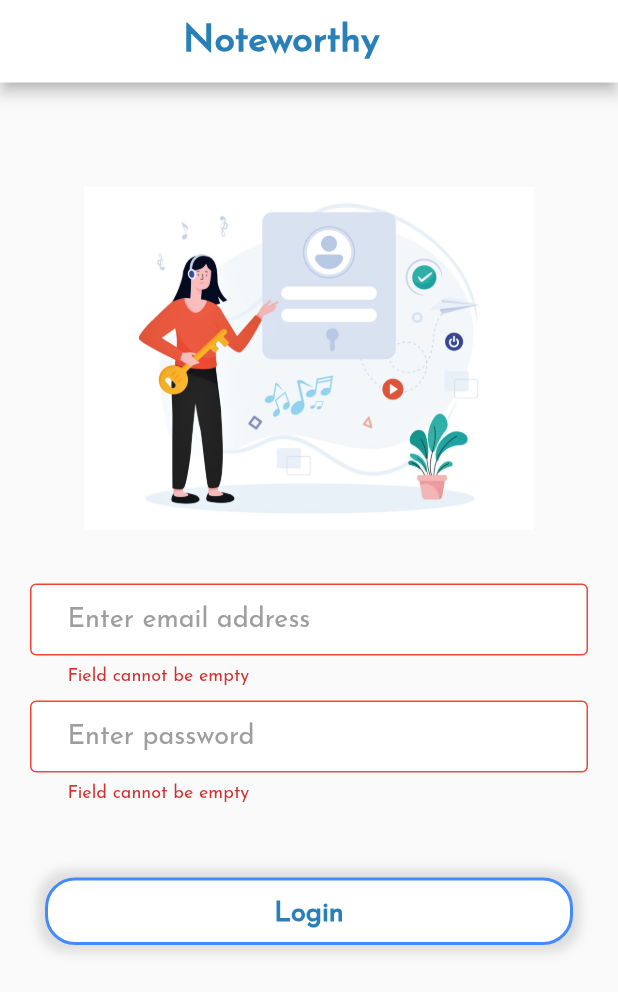
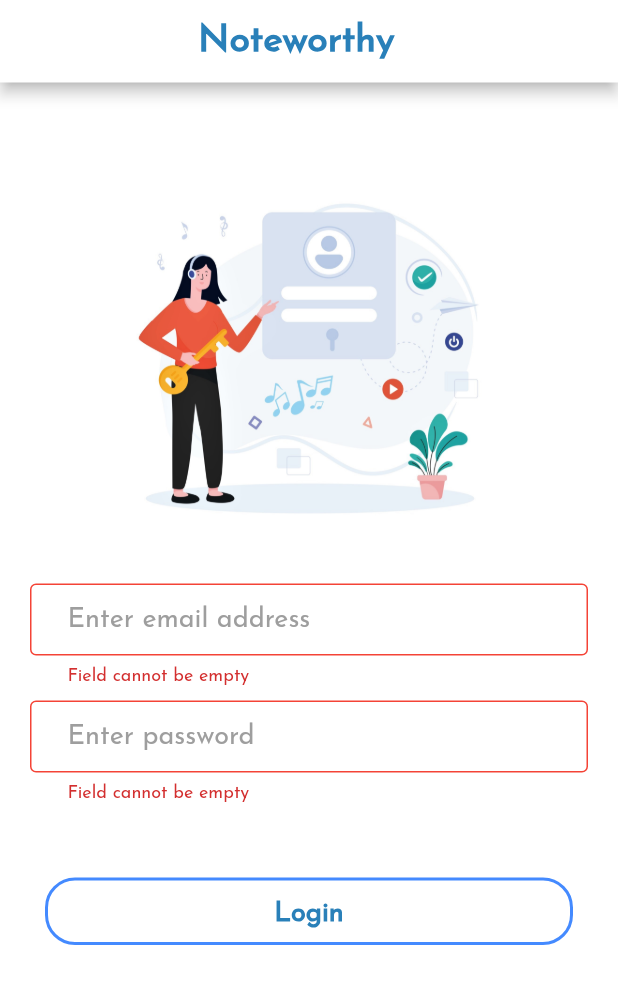
Before and after one commit to Year4-S1/CTSE_frontend, a Flutter app: the screen it shows after launch, after a tap on "Login", on a phone screen of 412 x 824 dp. Shown: the top 992 px of the screen. Run offline on Flutter 3.47's test engine with Material 2 defaults, Android fonts, the light colour scheme and no system bars; our stand-ins replace connectivity_plus, datetime_picker_formfield, flutter_spinkit, font_awesome_flutter, page_transition, pin_code_fields and 1 more; network calls fail.

Commit message:
ui adjustments

```diff
--- a/lib/screens/onBoarding/login.dart
+++ b/lib/screens/onBoarding/login.dart
@@ -5,6 +5,7 @@ import 'package:noteworthy/widgets/custom_appbar.dart';
 import 'package:page_transition/page_transition.dart';
 import 'package:noteworthy/api/api_calls.dart';
 import 'package:noteworthy/screens/home.dart';
+import '../../styles.dart';
 import '../../widgets/custom_button.dart';
 import 'package:flutter/material.dart';
 import '../../utils/settings.dart';
@@ -99,6 +100,7 @@ class _LoginScreenState extends State<LoginScreen> {
               ? Container(
                   height: height,
                   width: width,
+                  color: whiteColor,
                   padding: const EdgeInsets.all(20),
                   alignment: Alignment.center,
                   child: SingleChildScrollView(
--- a/lib/screens/onBoarding/splash.dart
+++ b/lib/screens/onBoarding/splash.dart
@@ -48,7 +48,8 @@ class _SplashScreenState extends State<SplashScreen> {
       onTap: () {
         FocusScope.of(context).unfocus();
       },
-      child: SizedBox(
+      child: Container(
+        color: whiteColor,
         height: MediaQuery.of(context).size.height,
         width: MediaQuery.of(context).size.width,
         child: Center(
--- a/lib/widgets/custom_appbar.dart
+++ b/lib/widgets/custom_appbar.dart
@@ -37,7 +37,8 @@ class _CustomAppbarWidgetState extends State<CustomAppbarWidget> {
   @override
   Widget build(BuildContext context) {
     return AppBar(
-      backgroundColor: Colors.white,
+      backgroundColor: whiteColor,
+      foregroundColor: whiteColor,
       leading: leadingButton(widget.leading, context, widget.drawerKey,
           widget.navLocation!, widget.rightIcon, widget.backOnPress),
       actions: [
@@ -49,7 +50,7 @@ class _CustomAppbarWidgetState extends State<CustomAppbarWidget> {
       ],
       title: widget.logo
           ? const Padding(
-              padding: EdgeInsets.only(left: 50),
+              padding: EdgeInsets.only(left: 60),
               child: Text("Noteworthy", style: LogoText),
             )
           : Text(
--- a/lib/widgets/custom_button.dart
+++ b/lib/widgets/custom_button.dart
@@ -31,14 +31,6 @@ class _CustomButtonScreen extends State<CustomButton> {
             border: Border.all(color: Colors.blueAccent, width: 2),
             borderRadius: const BorderRadius.all(Radius.circular(20)),
             color: Colors.white,
-            boxShadow: [
-              BoxShadow(
-                color: Colors.grey.withOpacity(0.3),
-                spreadRadius: 5,
-                blurRadius: 5,
-                offset: const Offset(0, 0),
-              ),
-            ],
           ),
           child: Padding(
             padding: const EdgeInsets.symmetric(vertical: 13),
```
Also changed, not shown: lib/screens/home.dart (+7 -5 lines).
